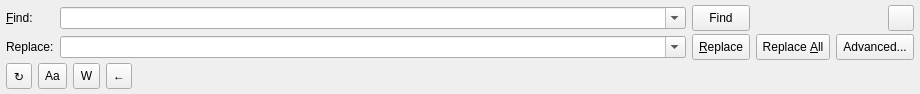
The window that src/MainPage/find/findreplacewidget.ui (SantaJiang/NotePeek) describes before a commit, drawn with Qt 5.
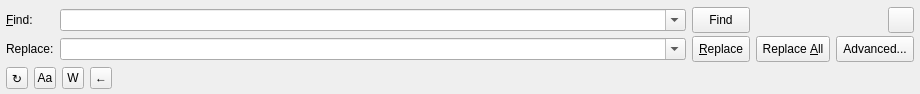
The same window after the commit.

```diff
--- a/src/MainPage/find/findreplacewidget.ui
+++ b/src/MainPage/find/findreplacewidget.ui
@@ -315,8 +315,14 @@
       <widget class="QToolButton" name="buttonWrapAround">
        <property name="minimumSize">
         <size>
-         <width>26</width>
-         <height>26</height>
+         <width>22</width>
+         <height>22</height>
+        </size>
+       </property>
+       <property name="maximumSize">
+        <size>
+         <width>22</width>
+         <height>22</height>
         </size>
        </property>
        <property name="checkable">
@@ -331,8 +337,14 @@
       <widget class="QToolButton" name="buttonMatchCase">
        <property name="minimumSize">
         <size>
-         <width>26</width>
-         <height>26</height>
+         <width>22</width>
+         <height>22</height>
+        </size>
+       </property>
+       <property name="maximumSize">
+        <size>
+         <width>22</width>
+         <height>22</height>
         </size>
        </property>
        <property name="checkable">
@@ -347,8 +359,14 @@
       <widget class="QToolButton" name="buttonMatchWholeWord">
        <property name="minimumSize">
         <size>
-         <width>26</width>
-         <height>26</height>
+         <width>22</width>
+         <height>22</height>
+        </size>
+       </property>
+       <property name="maximumSize">
+        <size>
+         <width>22</width>
+         <height>22</height>
         </size>
        </property>
        <property name="checkable">
@@ -363,8 +381,14 @@
       <widget class="QToolButton" name="buttonBackwardsDirection">
        <property name="minimumSize">
         <size>
-         <width>26</width>
-         <height>26</height>
+         <width>22</width>
+         <height>22</height>
+        </size>
+       </property>
+       <property name="maximumSize">
+        <size>
+         <width>22</width>
+         <height>22</height>
         </size>
        </property>
        <property name="checkable">
```
